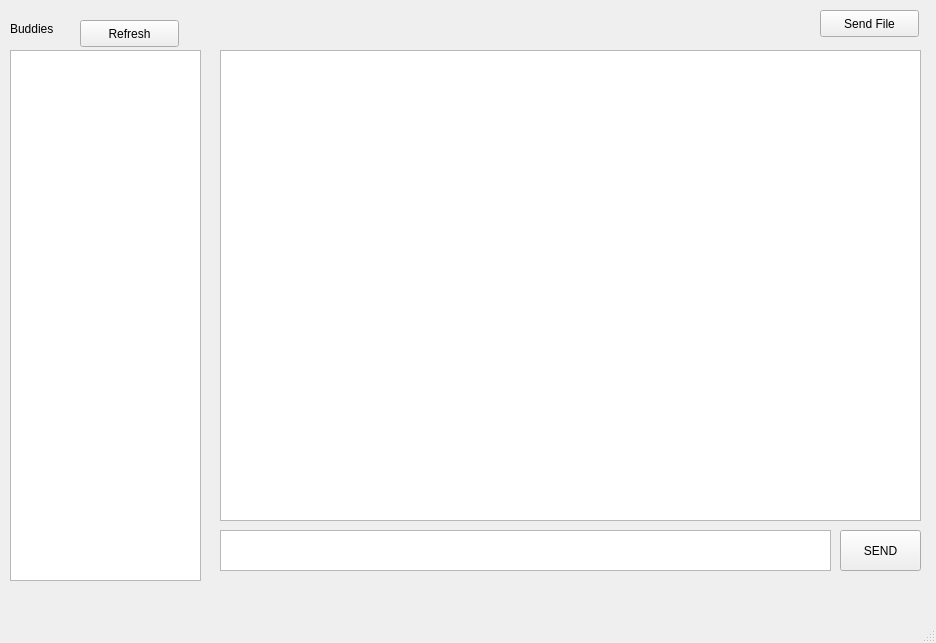
The window that app.ui (stoic1979/PyLanMessenger) describes before a commit, drawn with Qt 5.
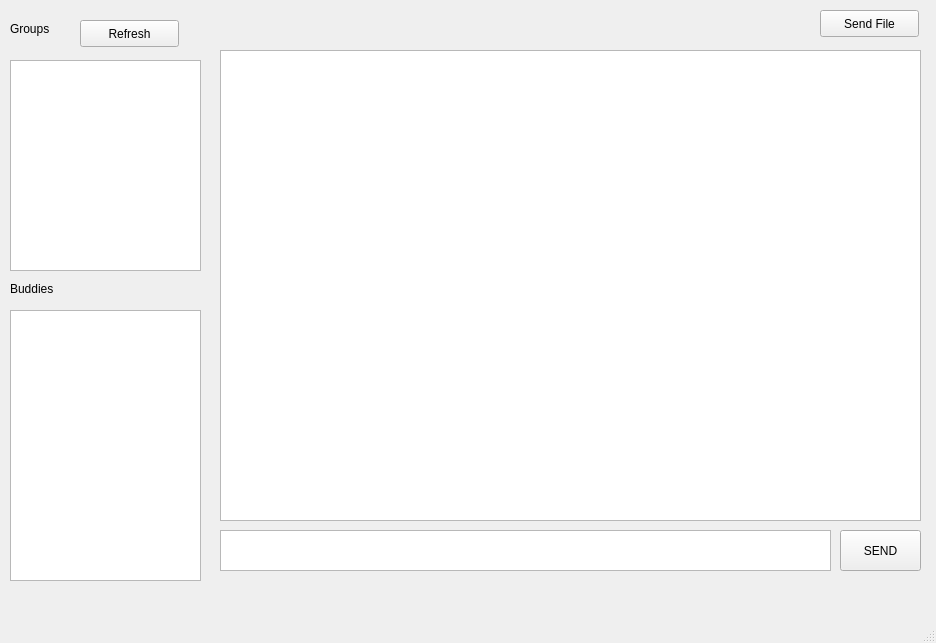
The same window after the commit.

```diff
--- a/app.ui
+++ b/app.ui
@@ -18,9 +18,9 @@
     <property name="geometry">
      <rect>
       <x>10</x>
-      <y>50</y>
+      <y>310</y>
       <width>191</width>
-      <height>531</height>
+      <height>271</height>
      </rect>
     </property>
    </widget>
@@ -28,7 +28,7 @@
     <property name="geometry">
      <rect>
       <x>10</x>
-      <y>20</y>
+      <y>280</y>
       <width>68</width>
       <height>17</height>
      </rect>
@@ -96,6 +96,29 @@
      <string>Send File</string>
     </property>
    </widget>
+   <widget class="QListWidget" name="lstGroups">
+    <property name="geometry">
+     <rect>
+      <x>10</x>
+      <y>60</y>
+      <width>191</width>
+      <height>211</height>
+     </rect>
+    </property>
+   </widget>
+   <widget class="QLabel" name="label_2">
+    <property name="geometry">
+     <rect>
+      <x>10</x>
+      <y>20</y>
+      <width>68</width>
+      <height>17</height>
+     </rect>
+    </property>
+    <property name="text">
+     <string>Groups</string>
+    </property>
+   </widget>
   </widget>
   <widget class="QMenuBar" name="menubar">
    <property name="geometry">
```
